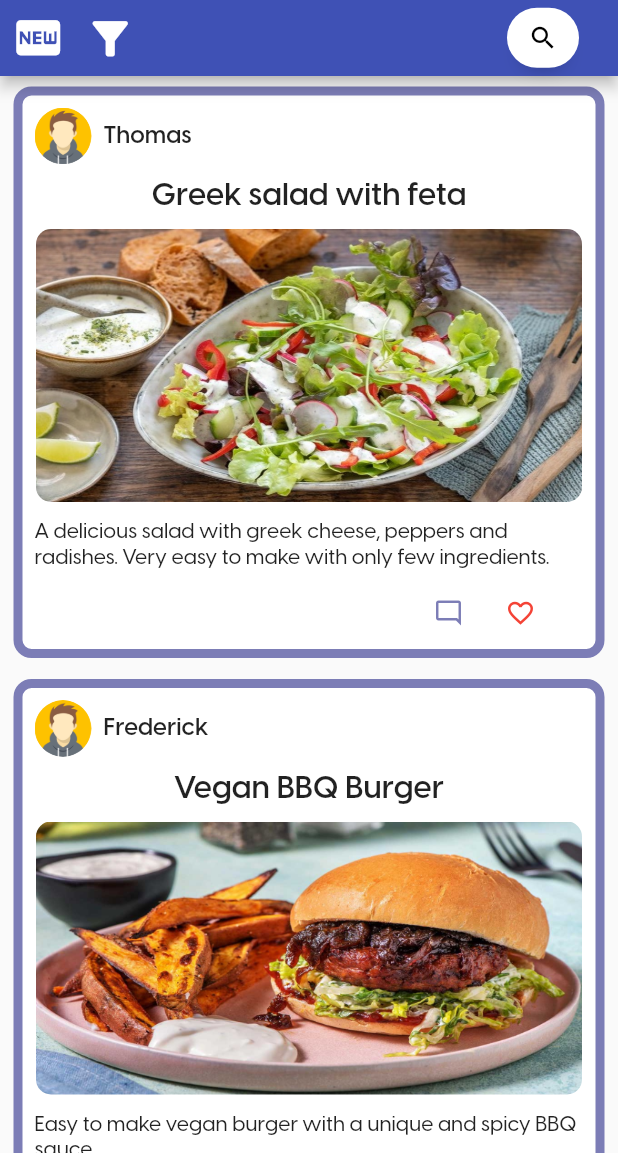
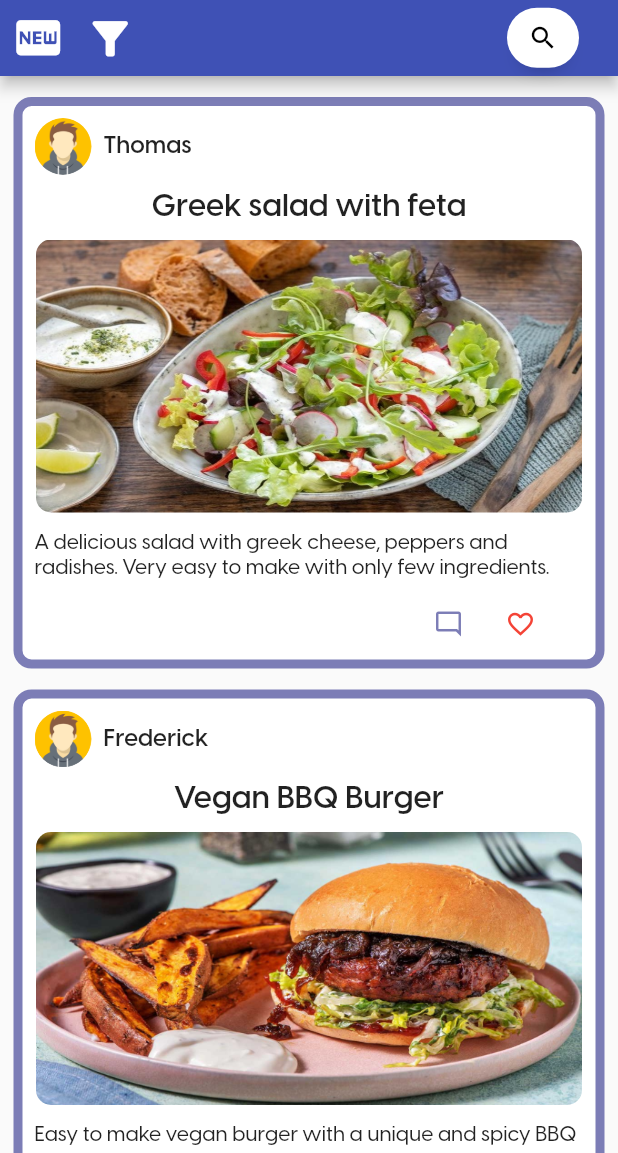
Before and after one commit to Fabian-Peter/mobile-app-dev, a Flutter app: the screen it shows once a user with an empty profile is signed in, on a phone screen of 412 x 824 dp, the part 83-1236 px from its top. Run offline on Flutter 3.47's test engine with Material 2 defaults, Android fonts, the phone set to English and light mode, and no system bars; drawn by our look-alikes of anim_search_bar; our stand-ins replace firebase_auth, firebase_core, firebase_database, image_picker; missing offline and left inert: dart:ffi, firebase_ui_auth; accounts and stored records are empty; network calls fail; statements that could not run were skipped.

Commit message:
added more padding in home screen

```diff
--- a/DiaBeatThis/lib/screens/home_screen.dart
+++ b/DiaBeatThis/lib/screens/home_screen.dart
@@ -68,9 +68,11 @@ class _HomeScreenState extends State<HomeScreen> {
           return true;
         },
         child: SafeArea(
-          child: ListView.builder(itemBuilder: (context, index) {
-            return _buildPosts(context, index);
-          }),
+          child: Padding(
+              padding: const EdgeInsets.only(top: 7),
+              child: ListView.builder(itemBuilder: (context, index) {
+                return _buildPosts(context, index);
+              })),
         ),
       ),
       floatingActionButton: isVisible
```
